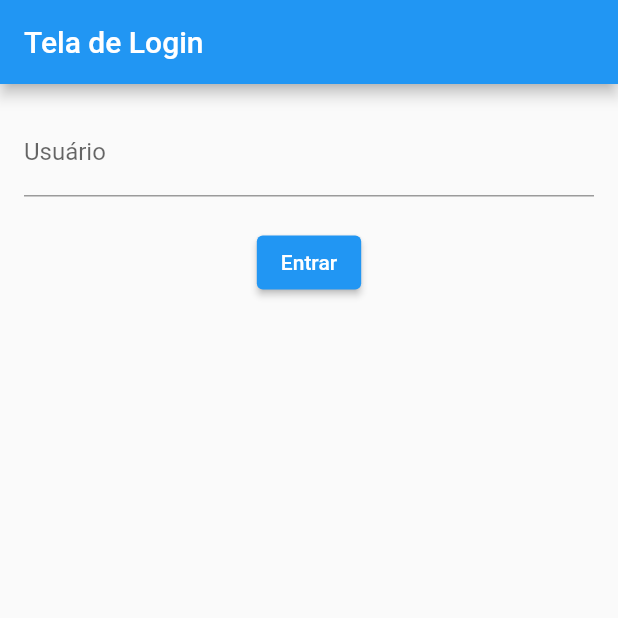
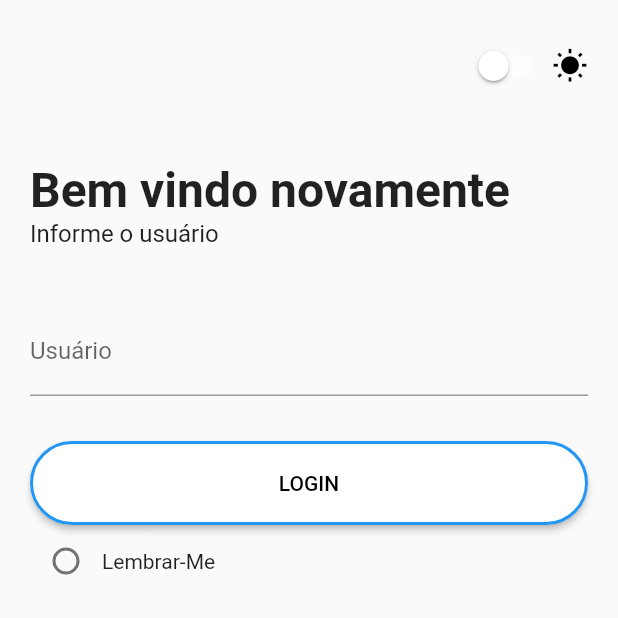
Before and after one commit to Gabruxa1/tcc-flutter-project, a Flutter app: the screen it shows after launch, on a phone screen of 412 x 824 dp, the top half of it. Run offline on Flutter 3.47's test engine with Material 2 defaults, Android fonts, the phone set to English and light mode, and no system bars.

Commit message:
Atualização da tela de Login

```diff
--- a/registro_ponto/lib/screens/login/login_screen.dart
+++ b/registro_ponto/lib/screens/login/login_screen.dart
@@ -1,5 +1,3 @@
-// screens/login/login_screen.dart
-
 import 'package:flutter/material.dart';
 
 class LoginPage extends StatefulWidget {
@@ -10,14 +8,69 @@ class LoginPage extends StatefulWidget {
 class _LoginPageState extends State<LoginPage> {
   final _formKey = GlobalKey<FormState>();
   String _username = '';
+  bool _rememberMe = false;
+  bool _isDarkTheme = false;
 
   @override
   Widget build(BuildContext context) {
-    return Scaffold(
-      appBar: AppBar(title: Text('Tela de Login')),
-      body: Padding(
-        padding: const EdgeInsets.all(16.0),
-        child: Form(
+    ThemeData themeData = _isDarkTheme
+        ? ThemeData.dark().copyWith(
+            scaffoldBackgroundColor: Color(0xFF1b1e23),
+            primaryColor: Colors.white,
+            switchTheme: SwitchThemeData(
+              trackColor: MaterialStateProperty.all(Colors.blue),
+              thumbColor: MaterialStateProperty.all(Colors.blue),
+            ),
+          )
+        : ThemeData.light().copyWith(
+            primaryColor: Colors.black,
+            switchTheme: SwitchThemeData(
+              thumbColor: MaterialStateProperty.all(Colors.white),
+            ),
+          );
+    return Theme(
+      data: themeData,
+      child: Scaffold(
+        body: SafeArea(
+          child: Padding(
+            padding: const EdgeInsets.all(20.0),
+            child: Column(
+              crossAxisAlignment: CrossAxisAlignment.start,
+              children: [
+                Align(
+                  alignment: Alignment.topRight,
+                  child: Row(
+                    mainAxisSize: MainAxisSize.min,
+                    children: [
+                      Switch(
+                        value: _isDarkTheme,
+                        activeTrackColor: Colors.blue,
+                        inactiveThumbColor: Colors.white,
+                        inactiveTrackColor: Colors.white.withOpacity(0.7),
+                        onChanged: (value) {
+                          setState(() {
+                            _isDarkTheme = value;
+                          });
+                        },
+                      ),
+                      Icon(
+                        _isDarkTheme ? Icons.nightlight_round : Icons.wb_sunny,
+                        color: _isDarkTheme ? Colors.white : Colors.black,
+                      )
+                    ],
+                  ),
+                ),
+                SizedBox(height: 40),
+                Text(
+                  "Bem vindo novamente",
+                  style: TextStyle(fontSize: 32, fontWeight: FontWeight.bold),
+                ),
+                Text(
+                  "Informe o usuário",
+                  style: TextStyle(fontSize: 16),
+                ),
+                SizedBox(height: 40),
+                Form(
                   key: _formKey,
                   child: Column(
                     children: [
@@ -31,18 +84,52 @@ class _LoginPageState extends State<LoginPage> {
                         },
                         onSaved: (value) => _username = value!,
                       ),
-              SizedBox(height: 20),
-              ElevatedButton(
+                      SizedBox(height: 30),
+                      Row(
+                        children: [
+                          Expanded(
+                            child: ElevatedButton(
                               onPressed: () {
                                 if (_formKey.currentState!.validate()) {
                                   _formKey.currentState!.save();
-                    // Aqui você pode fazer a lógica de autenticação com o Firebase ou qualquer outro serviço.
                                   print('Usuário: $_username');
                                 }
                               },
-                child: Text('Entrar'),
+                              child: Text('LOGIN'),
+                              style: ElevatedButton.styleFrom(
+                                padding: EdgeInsets.symmetric(vertical: 20),
+                                primary: Colors.white,
+                                onPrimary: Colors.black,
+                                side: BorderSide(color: Colors.blue, width: 2),
+                                shape: RoundedRectangleBorder(
+                                  borderRadius: BorderRadius.circular(30),
+                                ),
+                              ),
+                            ),
                           ),
                         ],
+                      ),
+                      Row(
+                        children: [
+                          Checkbox(
+                            value: _rememberMe,
+                            onChanged: (value) {
+                              setState(() {
+                                _rememberMe = value!;
+                              });
+                            },
+                            shape: RoundedRectangleBorder(
+                              borderRadius: BorderRadius.circular(30),
+                            ),
+                          ),
+                          Text("Lembrar-Me"),
+                        ],
+                      ),
+                    ],
+                  ),
+                ),
+              ],
+            ),
           ),
         ),
       ),
```
Lines whose indentation alone changed are shown as unchanged.
